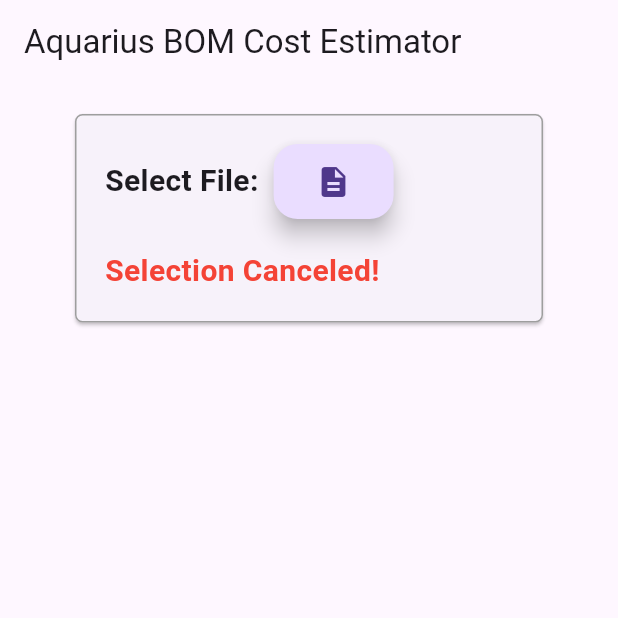
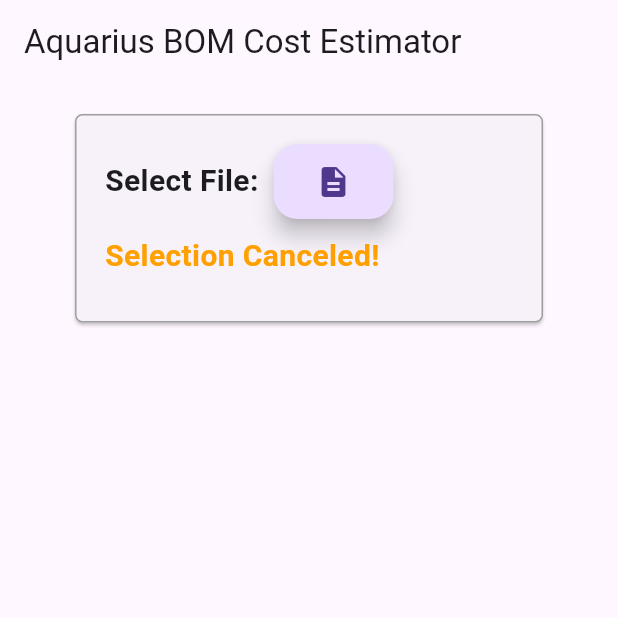
Before and after one commit to crgmakes/capricorn, a Flutter app: the screen it shows after launch, after a tap on the "description" icon, on a phone screen of 412 x 824 dp, the top half of it. Run offline on Flutter 3.47's test engine with Material 3 defaults, Android fonts, the light colour scheme and no system bars; our stand-ins replace csv, data_table_2, file_picker, logger.

Commit message:
Added app state
Created enums for state and errors
Changed to deterministic progress indicator
Added colors to error messages based on state
Removed bom list from picker widget
Added reset to csv controller
Added callback to jlc controller (for progress indicator)
Cleaned up unnecessary widgets

```diff
--- a/lib/src/widgets/file_picker_widget.dart
+++ b/lib/src/widgets/file_picker_widget.dart
@@ -10,6 +10,10 @@ import 'package:capricorn/src/widgets/bom_table_widget.dart';
 import 'package:file_picker/file_picker.dart';
 import 'package:flutter/material.dart';
 import 'package:flutter/services.dart';
+
+enum AppState { select, selected, processing, processed }
+
+enum ErrorState { none, info, warn, error, fatal }
 
 class FilePickerWidget extends StatefulWidget {
   const FilePickerWidget({super.key});
@@ -27,9 +31,11 @@ class _FilePickerWidgetState extends State<FilePickerWidget> {
   PlatformFile? chosenFile;
   String? lastDirectory;
   String errorMessage = "";
-  List<BomItem> bom = [];
+  // List<BomItem> bom = [];
   Widget dataTable = Container();
-  bool processing = false;
+  AppState state = AppState.select;
+  ErrorState error = ErrorState.none;
+  double progress = 0.0;
 
   @override
   void initState() {
@@ -57,66 +63,105 @@ class _FilePickerWidgetState extends State<FilePickerWidget> {
           if (ext == "txt" || ext == "csv") {
             chosenFile = f;
             lastDirectory = f.path;
-            errorMessage = "";
+            state = AppState.selected;
+            error = ErrorState.none;
           } else {
+            state = AppState.select;
+            error = ErrorState.error;
             errorMessage = "Invalid file extension!";
             chosenFile = null;
           }
         } else {
+          state = AppState.select;
+          error = ErrorState.error;
           errorMessage = "File extension not known!";
           chosenFile = null;
         }
         setState(() {});
       } else {
+        state = AppState.select;
+        error = ErrorState.warn;
+        errorMessage = "Selection Canceled!";
         chosenFile = null;
-        errorMessage = "Selection Canceled!";
         logger.i("selection canceled");
         setState(() {});
       }
     } on PlatformException catch (e) {
+      state = AppState.select;
+      error = ErrorState.fatal;
+      errorMessage = "Unsupported operation on platform!";
+      chosenFile = null;
       _logException('Unsupported operation: $e');
     } catch (e) {
+      state = AppState.select;
+      error = ErrorState.fatal;
+      errorMessage = "Critical error within application: $e";
+      chosenFile = null;
       _logException(e.toString());
     }
+  }
+
+  void resetFile() {
+    state = AppState.select;
+    error = ErrorState.none;
+    chosenFile = null;
+    CsvController.instance().reset();
+    setState(() {});
   }
 
   void processFile() async {
     logger.t("BEGIN");
 
     if (chosenFile == null) {
+      state = AppState.select;
+      error = ErrorState.error;
       errorMessage = "No file selected!";
       logger.e("chosen file is null");
       return;
+    }
+
+    void setProgress(double d) {
+      progress = d;
+      setState(() {});
     }
 
     CsvController csvController = CsvController.instance();
     JlcController jlcController = JlcController.instance();
 
     setState(() {
-      bom.clear();
-      processing = true;
+      csvController.reset();
+      state = AppState.processing;
     });
     bool b = await csvController.parseCsv(chosenFile!);
     if (b) {
-      b = await jlcController.getPrices(csvController.bom);
+      b = await jlcController.getPrices(csvController.bom, setProgress);
       if (!b) {
+        state = AppState.processed;
+        error = ErrorState.error;
         errorMessage = "Error getting prices.";
       } else {
-        setState(() {
-          processing = false;
-          bom.addAll(csvController.bom);
-          dataTable = BomTableWidget(bom: bom);
-        });
+        state = AppState.processed;
+        error = ErrorState.none;
+
+        dataTable = BomTableWidget(bom: csvController.bom);
+        // setState(() {});
       }
     } else {
       if (csvController.parsedHeader == false) {
+        state = AppState.processed;
+        error = ErrorState.error;
         errorMessage = "Unable to parse header!";
       } else if (csvController.foundLcsc == false) {
+        state = AppState.processed;
+        error = ErrorState.error;
         errorMessage = "Unable to find LCSC column in BOM!";
       } else {
+        state = AppState.processed;
+        error = ErrorState.error;
         errorMessage = "Unable to parse file!";
       }
     }
+    setState(() {});
 
     logger.t("END");
   }
@@ -153,7 +198,9 @@ class _FilePickerWidgetState extends State<FilePickerWidget> {
               mainAxisAlignment: MainAxisAlignment.center,
               crossAxisAlignment: CrossAxisAlignment.start,
               children: <Widget>[
-                Row(
+                Visibility(
+                  visible: (state == AppState.select),
+                  child: Row(
                     children: [
                       Text(
                         'Select File:',
@@ -176,23 +223,31 @@ class _FilePickerWidgetState extends State<FilePickerWidget> {
                       ),
                     ],
                   ),
+                ),
                 Visibility(
-                  visible: (chosenFile != null),
-                  child: Column(
-                    mainAxisAlignment: MainAxisAlignment.center,
-                    crossAxisAlignment: CrossAxisAlignment.start,
-                    children: [
-                      const SizedBox(
-                        height: 20.0,
-                      ),
-                      Row(
+                  visible: (state != AppState.select),
+                  child: Row(
                     children: [
                       SizedBox(
-                            width: 150,
+                        width: 100,
+                        height: 50,
+                        child: FloatingActionButton.extended(
+                          onPressed: () => resetFile(),
+                          label: const Text('Reset'),
+                          icon: const Icon(Icons.restore),
+                        ),
+                      ),
+                      const SizedBox(
+                        width: 10.0,
+                      ),
+                      SizedBox(
+                        width: 125,
                         height: 50,
                         child: FloatingActionButton.extended(
                           onPressed: () => processFile(),
-                              label: const Text('Process'),
+                          label: Text((state == AppState.processed)
+                              ? "Reprocess"
+                              : "Process"),
                           icon: const Icon(Icons.save_as),
                         ),
                       ),
@@ -209,36 +264,31 @@ class _FilePickerWidgetState extends State<FilePickerWidget> {
                       ),
                     ],
                   ),
-                      const SizedBox(
-                        height: 10.0,
+                ),
+                Visibility(
+                  visible: (error != ErrorState.none),
+                  child: Padding(
+                    padding: const EdgeInsets.fromLTRB(0, 10, 0, 10),
+                    child: Row(
+                      children: [
+                        Text(
+                          errorMessage,
+                          textAlign: TextAlign.start,
+                          style: TextStyle(
+                            color: (error == ErrorState.info)
+                                ? Colors.black
+                                : (error == ErrorState.warn)
+                                    ? Colors.amber.shade700
+                                    : Colors.red,
+                            fontWeight: FontWeight.bold,
+                            fontSize: 20,
+                          ),
                         ),
                       ],
                     ),
                   ),
-                Visibility(
-                  visible: (errorMessage.isNotEmpty),
-                  child: Column(
-                    mainAxisAlignment: MainAxisAlignment.center,
-                    crossAxisAlignment: CrossAxisAlignment.start,
-                    children: [
-                      const SizedBox(
-                        height: 20.0,
                 ),
-                      Text(
-                        errorMessage,
-                        textAlign: TextAlign.start,
-                        style: const TextStyle(
-                          color: Colors.red,
-                          fontWeight: FontWeight.bold,
-                          fontSize: 20,
-                        ),
-                      ),
-                      // const SizedBox(
-                      //   height: 10.0,
-                      // ),
-                    ],
-                  ),
-                ),
+
                 // const SizedBox(
                 //   height: 10.0,
                 // ),
@@ -247,16 +297,23 @@ class _FilePickerWidgetState extends State<FilePickerWidget> {
           ),
         ),
         Visibility(
-          visible: processing,
-          child: CircularProgressIndicator(),
+          visible: (state == AppState.processing),
+          child: Column(
+            children: [
+              CircularProgressIndicator(
+                value: progress,
+              ),
+              Text("${(progress * 100).toStringAsFixed(0)}%")
+            ],
+          ),
         ),
         Visibility(
-          visible: bom.isNotEmpty,
+          visible: (state == AppState.processed),
           child: dataTable,
         ),
         Visibility(
-          visible: bom.isNotEmpty,
-          child: BomCostWidget(bom: bom),
+          visible: (state == AppState.processed),
+          child: BomCostWidget(bom: CsvController.instance().bom),
         ),
       ],
     );
```
Also changed, not shown: lib/src/controllers/csv_controller.dart (+12 -0 lines), lib/src/controllers/jlc_controller.dart (+8 -1 lines). Lines whose indentation alone changed are shown as unchanged.
